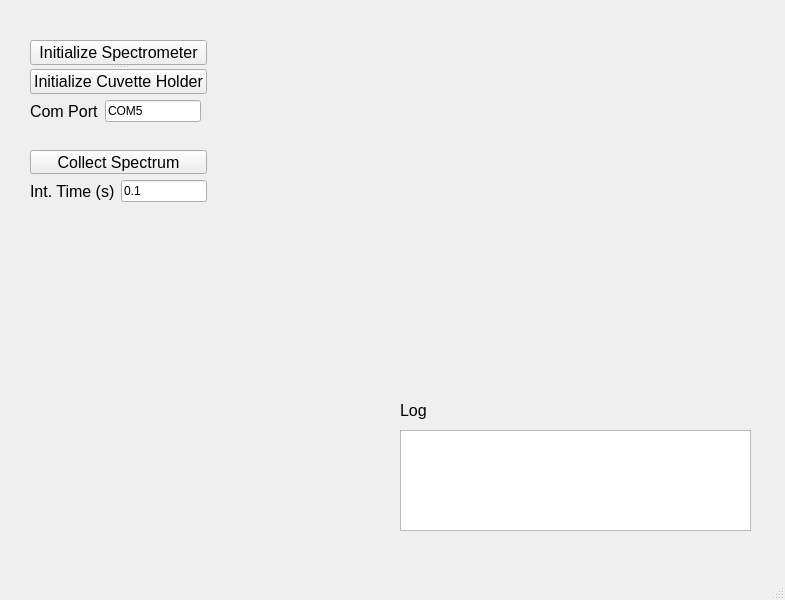
csiefe/CuvetteSpectra, file CuvetteSpectra_GUI.ui: the form before one commit.
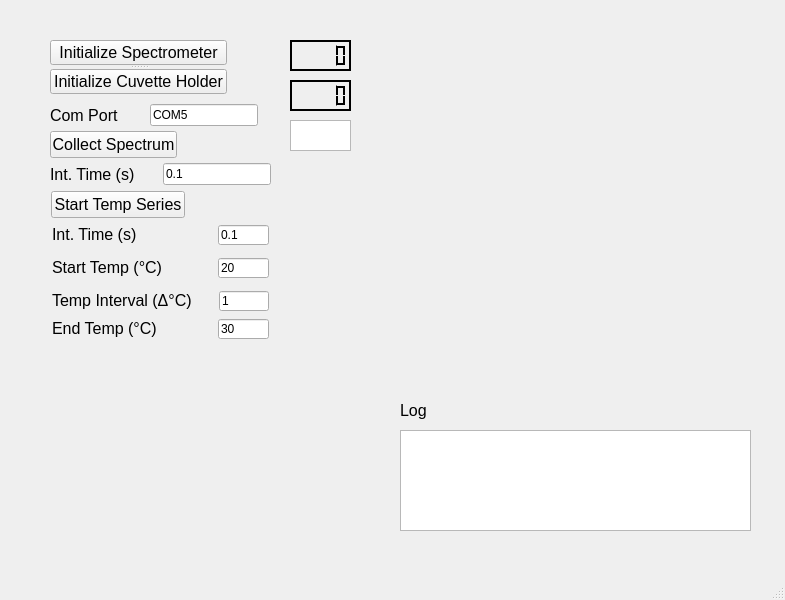
The form after the commit. Custom widgets are drawn as their Qt base class.

Commit message: Added gui relevant to python script

What changed in the file:
```diff
--- a/CuvetteSpectra_GUI.ui
+++ b/CuvetteSpectra_GUI.ui
@@ -60,7 +60,7 @@
    <widget class="QSplitter" name="splitter">
     <property name="geometry">
      <rect>
-      <x>30</x>
+      <x>50</x>
       <y>40</y>
       <width>177</width>
       <height>54</height>
@@ -93,10 +93,10 @@
    <widget class="QPushButton" name="collect_spectrum_button">
     <property name="geometry">
      <rect>
-      <x>30</x>
-      <y>150</y>
-      <width>177</width>
-      <height>24</height>
+      <x>50</x>
+      <y>131</y>
+      <width>127</width>
+      <height>27</height>
      </rect>
     </property>
     <property name="font">
@@ -111,9 +111,9 @@
    <widget class="QWidget" name="layoutWidget">
     <property name="geometry">
      <rect>
-      <x>30</x>
-      <y>180</y>
-      <width>177</width>
+      <x>50</x>
+      <y>163</y>
+      <width>221</width>
       <height>22</height>
      </rect>
     </property>
@@ -154,9 +154,9 @@
    <widget class="QWidget" name="layoutWidget">
     <property name="geometry">
      <rect>
-      <x>30</x>
-      <y>100</y>
-      <width>171</width>
+      <x>50</x>
+      <y>104</y>
+      <width>208</width>
       <height>22</height>
      </rect>
     </property>
@@ -194,13 +194,1087 @@
    <widget class="MplWidget" name="MplWidget" native="true">
     <property name="geometry">
      <rect>
-      <x>400</x>
+      <x>360</x>
       <y>30</y>
-      <width>311</width>
-      <height>211</height>
+      <width>371</width>
+      <height>261</height>
      </rect>
     </property>
    </widget>
+   <widget class="QLCDNumber" name="displayCurrentTemp">
+    <property name="geometry">
+     <rect>
+      <x>290</x>
+      <y>40</y>
+      <width>61</width>
+      <height>31</height>
+     </rect>
+    </property>
+    <property name="palette">
+     <palette>
+      <active>
+       <colorrole role="WindowText">
+        <brush brushstyle="SolidPattern">
+         <color alpha="255">
+          <red>255</red>
+          <green>255</green>
+          <blue>255</blue>
+         </color>
+        </brush>
+       </colorrole>
+       <colorrole role="Button">
+        <brush brushstyle="SolidPattern">
+         <color alpha="255">
+          <red>0</red>
+          <green>0</green>
+          <blue>0</blue>
+         </color>
+        </brush>
+       </colorrole>
+       <colorrole role="Light">
+        <brush brushstyle="SolidPattern">
+         <color alpha="255">
+          <red>0</red>
+          <green>0</green>
+          <blue>0</blue>
+         </color>
+        </brush>
+       </colorrole>
+       <colorrole role="Midlight">
+        <brush brushstyle="SolidPattern">
+         <color alpha="255">
+          <red>0</red>
+          <green>0</green>
+          <blue>0</blue>
+         </color>
+        </brush>
+       </colorrole>
+       <colorrole role="Dark">
+        <brush brushstyle="SolidPattern">
+         <color alpha="255">
+          <red>0</red>
+          <green>0</green>
+          <blue>0</blue>
+         </color>
+        </brush>
+       </colorrole>
+       <colorrole role="Mid">
+        <brush brushstyle="SolidPattern">
+         <color alpha="255">
+          <red>0</red>
+          <green>0</green>
+          <blue>0</blue>
+         </color>
+        </brush>
+       </colorrole>
+       <colorrole role="Text">
+        <brush brushstyle="SolidPattern">
+         <color alpha="255">
+          <red>255</red>
+          <green>255</green>
+          <blue>255</blue>
+         </color>
+        </brush>
+       </colorrole>
+       <colorrole role="BrightText">
+        <brush brushstyle="SolidPattern">
+         <color alpha="255">
+          <red>255</red>
+          <green>255</green>
+          <blue>255</blue>
+         </color>
+        </brush>
+       </colorrole>
+       <colorrole role="ButtonText">
+        <brush brushstyle="SolidPattern">
+         <color alpha="255">
+          <red>255</red>
+          <green>255</green>
+          <blue>255</blue>
+         </color>
+        </brush>
+       </colorrole>
+       <colorrole role="Base">
+        <brush brushstyle="SolidPattern">
+         <color alpha="255">
+          <red>0</red>
+          <green>0</green>
+          <blue>0</blue>
+         </color>
+        </brush>
+       </colorrole>
+       <colorrole role="Window">
+        <brush brushstyle="SolidPattern">
+         <color alpha="255">
+          <red>0</red>
+          <green>0</green>
+          <blue>0</blue>
+         </color>
+        </brush>
+       </colorrole>
+       <colorrole role="Shadow">
+        <brush brushstyle="SolidPattern">
+         <color alpha="255">
+          <red>0</red>
+          <green>0</green>
+          <blue>0</blue>
+         </color>
+        </brush>
+       </colorrole>
+       <colorrole role="AlternateBase">
+        <brush brushstyle="SolidPattern">
+         <color alpha="255">
+          <red>0</red>
+          <green>0</green>
+          <blue>0</blue>
+         </color>
+        </brush>
+       </colorrole>
+       <colorrole role="ToolTipBase">
+        <brush brushstyle="SolidPattern">
+         <color alpha="255">
+          <red>255</red>
+          <green>255</green>
+          <blue>220</blue>
+         </color>
+        </brush>
+       </colorrole>
+       <colorrole role="ToolTipText">
+        <brush brushstyle="SolidPattern">
+         <color alpha="255">
+          <red>0</red>
+          <green>0</green>
+          <blue>0</blue>
+         </color>
+        </brush>
+       </colorrole>
+      </active>
+      <inactive>
+       <colorrole role="WindowText">
+        <brush brushstyle="SolidPattern">
+         <color alpha="255">
+          <red>255</red>
+          <green>255</green>
+          <blue>255</blue>
+         </color>
+        </brush>
+       </colorrole>
+       <colorrole role="Button">
+        <brush brushstyle="SolidPattern">
+         <color alpha="255">
+          <red>0</red>
+          <green>0</green>
+          <blue>0</blue>
+         </color>
+        </brush>
+       </colorrole>
+       <colorrole role="Light">
+        <brush brushstyle="SolidPattern">
+         <color alpha="255">
+          <red>0</red>
+          <green>0</green>
+          <blue>0</blue>
+         </color>
+        </brush>
+       </colorrole>
+       <colorrole role="Midlight">
+        <brush brushstyle="SolidPattern">
+         <color alpha="255">
+          <red>0</red>
+          <green>0</green>
+          <blue>0</blue>
+         </color>
+        </brush>
+       </colorrole>
+       <colorrole role="Dark">
+        <brush brushstyle="SolidPattern">
+         <color alpha="255">
+          <red>0</red>
+          <green>0</green>
+          <blue>0</blue>
+         </color>
+        </brush>
+       </colorrole>
+       <colorrole role="Mid">
+        <brush brushstyle="SolidPattern">
+         <color alpha="255">
+          <red>0</red>
+          <green>0</green>
+          <blue>0</blue>
+         </color>
+        </brush>
+       </colorrole>
+       <colorrole role="Text">
+        <brush brushstyle="SolidPattern">
+         <color alpha="255">
+          <red>255</red>
+          <green>255</green>
+          <blue>255</blue>
+         </color>
+        </brush>
+       </colorrole>
+       <colorrole role="BrightText">
+        <brush brushstyle="SolidPattern">
+         <color alpha="255">
+          <red>255</red>
+          <green>255</green>
+          <blue>255</blue>
+         </color>
+        </brush>
+       </colorrole>
+       <colorrole role="ButtonText">
+        <brush brushstyle="SolidPattern">
+         <color alpha="255">
+          <red>255</red>
+          <green>255</green>
+          <blue>255</blue>
+         </color>
+        </brush>
+       </colorrole>
+       <colorrole role="Base">
+        <brush brushstyle="SolidPattern">
+         <color alpha="255">
+          <red>0</red>
+          <green>0</green>
+          <blue>0</blue>
+         </color>
+        </brush>
+       </colorrole>
+       <colorrole role="Window">
+        <brush brushstyle="SolidPattern">
+         <color alpha="255">
+          <red>0</red>
+          <green>0</green>
+          <blue>0</blue>
+         </color>
+        </brush>
+       </colorrole>
+       <colorrole role="Shadow">
+        <brush brushstyle="SolidPattern">
+         <color alpha="255">
+          <red>0</red>
+          <green>0</green>
+          <blue>0</blue>
+         </color>
+        </brush>
+       </colorrole>
+       <colorrole role="AlternateBase">
+        <brush brushstyle="SolidPattern">
+         <color alpha="255">
+          <red>0</red>
+          <green>0</green>
+          <blue>0</blue>
+         </color>
+        </brush>
+       </colorrole>
+       <colorrole role="ToolTipBase">
+        <brush brushstyle="SolidPattern">
+         <color alpha="255">
+          <red>255</red>
+          <green>255</green>
+          <blue>220</blue>
+         </color>
+        </brush>
+       </colorrole>
+       <colorrole role="ToolTipText">
+        <brush brushstyle="SolidPattern">
+         <color alpha="255">
+          <red>0</red>
+          <green>0</green>
+          <blue>0</blue>
+         </color>
+        </brush>
+       </colorrole>
+      </inactive>
+      <disabled>
+       <colorrole role="WindowText">
+        <brush brushstyle="SolidPattern">
+         <color alpha="255">
+          <red>0</red>
+          <green>0</green>
+          <blue>0</blue>
+         </color>
+        </brush>
+       </colorrole>
+       <colorrole role="Button">
+        <brush brushstyle="SolidPattern">
+         <color alpha="255">
+          <red>0</red>
+          <green>0</green>
+          <blue>0</blue>
+         </color>
+        </brush>
+       </colorrole>
+       <colorrole role="Light">
+        <brush brushstyle="SolidPattern">
+         <color alpha="255">
+          <red>0</red>
+          <green>0</green>
+          <blue>0</blue>
+         </color>
+        </brush>
+       </colorrole>
+       <colorrole role="Midlight">
+        <brush brushstyle="SolidPattern">
+         <color alpha="255">
+          <red>0</red>
+          <green>0</green>
+          <blue>0</blue>
+         </color>
+        </brush>
+       </colorrole>
+       <colorrole role="Dark">
+        <brush brushstyle="SolidPattern">
+         <color alpha="255">
+          <red>0</red>
+          <green>0</green>
+          <blue>0</blue>
+         </color>
+        </brush>
+       </colorrole>
+       <colorrole role="Mid">
+        <brush brushstyle="SolidPattern">
+         <color alpha="255">
+          <red>0</red>
+          <green>0</green>
+          <blue>0</blue>
+         </color>
+        </brush>
+       </colorrole>
+       <colorrole role="Text">
+        <brush brushstyle="SolidPattern">
+         <color alpha="255">
+          <red>0</red>
+          <green>0</green>
+          <blue>0</blue>
+         </color>
+        </brush>
+       </colorrole>
+       <colorrole role="BrightText">
+        <brush brushstyle="SolidPattern">
+         <color alpha="255">
+          <red>255</red>
+          <green>255</green>
+          <blue>255</blue>
+         </color>
+        </brush>
+       </colorrole>
+       <colorrole role="ButtonText">
+        <brush brushstyle="SolidPattern">
+         <color alpha="255">
+          <red>0</red>
+          <green>0</green>
+          <blue>0</blue>
+         </color>
+        </brush>
+       </colorrole>
+       <colorrole role="Base">
+        <brush brushstyle="SolidPattern">
+         <color alpha="255">
+          <red>0</red>
+          <green>0</green>
+          <blue>0</blue>
+         </color>
+        </brush>
+       </colorrole>
+       <colorrole role="Window">
+        <brush brushstyle="SolidPattern">
+         <color alpha="255">
+          <red>0</red>
+          <green>0</green>
+          <blue>0</blue>
+         </color>
+        </brush>
+       </colorrole>
+       <colorrole role="Shadow">
+        <brush brushstyle="SolidPattern">
+         <color alpha="255">
+          <red>0</red>
+          <green>0</green>
+          <blue>0</blue>
+         </color>
+        </brush>
+       </colorrole>
+       <colorrole role="AlternateBase">
+        <brush brushstyle="SolidPattern">
+         <color alpha="255">
+          <red>0</red>
+          <green>0</green>
+          <blue>0</blue>
+         </color>
+        </brush>
+       </colorrole>
+       <colorrole role="ToolTipBase">
+        <brush brushstyle="SolidPattern">
+         <color alpha="255">
+          <red>255</red>
+          <green>255</green>
+          <blue>220</blue>
+         </color>
+        </brush>
+       </colorrole>
+       <colorrole role="ToolTipText">
+        <brush brushstyle="SolidPattern">
+         <color alpha="255">
+          <red>0</red>
+          <green>0</green>
+          <blue>0</blue>
+         </color>
+        </brush>
+       </colorrole>
+      </disabled>
+     </palette>
+    </property>
+    <property name="lineWidth">
+     <number>1</number>
+    </property>
+   </widget>
+   <widget class="QPushButton" name="start_temp_series_button">
+    <property name="geometry">
+     <rect>
+      <x>51</x>
+      <y>191</y>
+      <width>134</width>
+      <height>27</height>
+     </rect>
+    </property>
+    <property name="font">
+     <font>
+      <pointsize>12</pointsize>
+     </font>
+    </property>
+    <property name="text">
+     <string>Start Temp Series</string>
+    </property>
+   </widget>
+   <widget class="QLCDNumber" name="displaySetTemp">
+    <property name="geometry">
+     <rect>
+      <x>290</x>
+      <y>80</y>
+      <width>61</width>
+      <height>31</height>
+     </rect>
+    </property>
+    <property name="palette">
+     <palette>
+      <active>
+       <colorrole role="WindowText">
+        <brush brushstyle="SolidPattern">
+         <color alpha="255">
+          <red>255</red>
+          <green>255</green>
+          <blue>255</blue>
+         </color>
+        </brush>
+       </colorrole>
+       <colorrole role="Button">
+        <brush brushstyle="SolidPattern">
+         <color alpha="255">
+          <red>0</red>
+          <green>0</green>
+          <blue>0</blue>
+         </color>
+        </brush>
+       </colorrole>
+       <colorrole role="Light">
+        <brush brushstyle="SolidPattern">
+         <color alpha="255">
+          <red>0</red>
+          <green>0</green>
+          <blue>0</blue>
+         </color>
+        </brush>
+       </colorrole>
+       <colorrole role="Midlight">
+        <brush brushstyle="SolidPattern">
+         <color alpha="255">
+          <red>0</red>
+          <green>0</green>
+          <blue>0</blue>
+         </color>
+        </brush>
+       </colorrole>
+       <colorrole role="Dark">
+        <brush brushstyle="SolidPattern">
+         <color alpha="255">
+          <red>0</red>
+          <green>0</green>
+          <blue>0</blue>
+         </color>
+        </brush>
+       </colorrole>
+       <colorrole role="Mid">
+        <brush brushstyle="SolidPattern">
+         <color alpha="255">
+          <red>0</red>
+          <green>0</green>
+          <blue>0</blue>
+         </color>
+        </brush>
+       </colorrole>
+       <colorrole role="Text">
+        <brush brushstyle="SolidPattern">
+         <color alpha="255">
+          <red>255</red>
+          <green>255</green>
+          <blue>255</blue>
+         </color>
+        </brush>
+       </colorrole>
+       <colorrole role="BrightText">
+        <brush brushstyle="SolidPattern">
+         <color alpha="255">
+          <red>255</red>
+          <green>255</green>
+          <blue>255</blue>
+         </color>
+        </brush>
+       </colorrole>
+       <colorrole role="ButtonText">
+        <brush brushstyle="SolidPattern">
+         <color alpha="255">
+          <red>255</red>
+          <green>255</green>
+          <blue>255</blue>
+         </color>
+        </brush>
+       </colorrole>
+       <colorrole role="Base">
+        <brush brushstyle="SolidPattern">
+         <color alpha="255">
+          <red>0</red>
+          <green>0</green>
+          <blue>0</blue>
+         </color>
+        </brush>
+       </colorrole>
+       <colorrole role="Window">
+        <brush brushstyle="SolidPattern">
+         <color alpha="255">
+          <red>0</red>
+          <green>0</green>
+          <blue>0</blue>
+         </color>
+        </brush>
+       </colorrole>
+       <colorrole role="Shadow">
+        <brush brushstyle="SolidPattern">
+         <color alpha="255">
+          <red>0</red>
+          <green>0</green>
+          <blue>0</blue>
+         </color>
+        </brush>
+       </colorrole>
+       <colorrole role="AlternateBase">
+        <brush brushstyle="SolidPattern">
+         <color alpha="255">
+          <red>0</red>
+          <green>0</green>
+          <blue>0</blue>
+         </color>
+        </brush>
+       </colorrole>
+       <colorrole role="ToolTipBase">
+        <brush brushstyle="SolidPattern">
+         <color alpha="255">
+          <red>255</red>
+          <green>255</green>
+          <blue>220</blue>
+         </color>
+        </brush>
+       </colorrole>
+       <colorrole role="ToolTipText">
+        <brush brushstyle="SolidPattern">
+         <color alpha="255">
+          <red>0</red>
+          <green>0</green>
+          <blue>0</blue>
+         </color>
+        </brush>
+       </colorrole>
+      </active>
+      <inactive>
+       <colorrole role="WindowText">
+        <brush brushstyle="SolidPattern">
+         <color alpha="255">
+          <red>255</red>
+          <green>255</green>
+          <blue>255</blue>
+         </color>
+        </brush>
+       </colorrole>
+       <colorrole role="Button">
+        <brush brushstyle="SolidPattern">
+         <color alpha="255">
+          <red>0</red>
+          <green>0</green>
+          <blue>0</blue>
+         </color>
+        </brush>
+       </colorrole>
+       <colorrole role="Light">
+        <brush brushstyle="SolidPattern">
+         <color alpha="255">
+          <red>0</red>
+          <green>0</green>
+          <blue>0</blue>
+         </color>
+        </brush>
+       </colorrole>
+       <colorrole role="Midlight">
+        <brush brushstyle="SolidPattern">
+         <color alpha="255">
+          <red>0</red>
+          <green>0</green>
+          <blue>0</blue>
+         </color>
+        </brush>
+       </colorrole>
+       <colorrole role="Dark">
+        <brush brushstyle="SolidPattern">
+         <color alpha="255">
+          <red>0</red>
+          <green>0</green>
+          <blue>0</blue>
+         </color>
+        </brush>
+       </colorrole>
+       <colorrole role="Mid">
+        <brush brushstyle="SolidPattern">
+         <color alpha="255">
+          <red>0</red>
+          <green>0</green>
+          <blue>0</blue>
+         </color>
+        </brush>
+       </colorrole>
+       <colorrole role="Text">
+        <brush brushstyle="SolidPattern">
+         <color alpha="255">
+          <red>255</red>
+          <green>255</green>
+          <blue>255</blue>
+         </color>
+        </brush>
+       </colorrole>
+       <colorrole role="BrightText">
+        <brush brushstyle="SolidPattern">
+         <color alpha="255">
+          <red>255</red>
+          <green>255</green>
+          <blue>255</blue>
+         </color>
+        </brush>
+       </colorrole>
+       <colorrole role="ButtonText">
+        <brush brushstyle="SolidPattern">
+         <color alpha="255">
+          <red>255</red>
+          <green>255</green>
+          <blue>255</blue>
+         </color>
+        </brush>
+       </colorrole>
+       <colorrole role="Base">
+        <brush brushstyle="SolidPattern">
+         <color alpha="255">
+          <red>0</red>
+          <green>0</green>
+          <blue>0</blue>
+         </color>
+        </brush>
+       </colorrole>
+       <colorrole role="Window">
+        <brush brushstyle="SolidPattern">
+         <color alpha="255">
+          <red>0</red>
+          <green>0</green>
+          <blue>0</blue>
+         </color>
+        </brush>
+       </colorrole>
+       <colorrole role="Shadow">
+        <brush brushstyle="SolidPattern">
+         <color alpha="255">
+          <red>0</red>
+          <green>0</green>
+          <blue>0</blue>
+         </color>
+        </brush>
+       </colorrole>
+       <colorrole role="AlternateBase">
+        <brush brushstyle="SolidPattern">
+         <color alpha="255">
+          <red>0</red>
+          <green>0</green>
+          <blue>0</blue>
+         </color>
+        </brush>
+       </colorrole>
+       <colorrole role="ToolTipBase">
+        <brush brushstyle="SolidPattern">
+         <color alpha="255">
+          <red>255</red>
+          <green>255</green>
+          <blue>220</blue>
+         </color>
+        </brush>
+       </colorrole>
+       <colorrole role="ToolTipText">
+        <brush brushstyle="SolidPattern">
+         <color alpha="255">
+          <red>0</red>
+          <green>0</green>
+          <blue>0</blue>
+         </color>
+        </brush>
+       </colorrole>
+      </inactive>
+      <disabled>
+       <colorrole role="WindowText">
+        <brush brushstyle="SolidPattern">
+         <color alpha="255">
+          <red>0</red>
+          <green>0</green>
+          <blue>0</blue>
+         </color>
+        </brush>
+       </colorrole>
+       <colorrole role="Button">
+        <brush brushstyle="SolidPattern">
+         <color alpha="255">
+          <red>0</red>
+          <green>0</green>
+          <blue>0</blue>
+         </color>
+        </brush>
+       </colorrole>
+       <colorrole role="Light">
+        <brush brushstyle="SolidPattern">
+         <color alpha="255">
+          <red>0</red>
+          <green>0</green>
+          <blue>0</blue>
+         </color>
+        </brush>
+       </colorrole>
+       <colorrole role="Midlight">
+        <brush brushstyle="SolidPattern">
+         <color alpha="255">
+          <red>0</red>
+          <green>0</green>
+          <blue>0</blue>
+         </color>
+        </brush>
+       </colorrole>
+       <colorrole role="Dark">
+        <brush brushstyle="SolidPattern">
+         <color alpha="255">
+          <red>0</red>
+          <green>0</green>
+          <blue>0</blue>
+         </color>
+        </brush>
+       </colorrole>
+       <colorrole role="Mid">
+        <brush brushstyle="SolidPattern">
+         <color alpha="255">
+          <red>0</red>
+          <green>0</green>
+          <blue>0</blue>
+         </color>
+        </brush>
+       </colorrole>
+       <colorrole role="Text">
+        <brush brushstyle="SolidPattern">
+         <color alpha="255">
+          <red>0</red>
+          <green>0</green>
+          <blue>0</blue>
+         </color>
+        </brush>
+       </colorrole>
+       <colorrole role="BrightText">
+        <brush brushstyle="SolidPattern">
+         <color alpha="255">
+          <red>255</red>
+          <green>255</green>
+          <blue>255</blue>
+         </color>
+        </brush>
+       </colorrole>
+       <colorrole role="ButtonText">
+        <brush brushstyle="SolidPattern">
+         <color alpha="255">
+          <red>0</red>
+          <green>0</green>
+          <blue>0</blue>
+         </color>
+        </brush>
+       </colorrole>
+       <colorrole role="Base">
+        <brush brushstyle="SolidPattern">
+         <color alpha="255">
+          <red>0</red>
+          <green>0</green>
+          <blue>0</blue>
+         </color>
+        </brush>
+       </colorrole>
+       <colorrole role="Window">
+        <brush brushstyle="SolidPattern">
+         <color alpha="255">
+          <red>0</red>
+          <green>0</green>
+          <blue>0</blue>
+         </color>
+        </brush>
+       </colorrole>
+       <colorrole role="Shadow">
+        <brush brushstyle="SolidPattern">
+         <color alpha="255">
+          <red>0</red>
+          <green>0</green>
+          <blue>0</blue>
+         </color>
+        </brush>
+       </colorrole>
+       <colorrole role="AlternateBase">
+        <brush brushstyle="SolidPattern">
+         <color alpha="255">
+          <red>0</red>
+          <green>0</green>
+          <blue>0</blue>
+         </color>
+        </brush>
+       </colorrole>
+       <colorrole role="ToolTipBase">
+        <brush brushstyle="SolidPattern">
+         <color alpha="255">
+          <red>255</red>
+          <green>255</green>
+          <blue>220</blue>
+         </color>
+        </brush>
+       </colorrole>
+       <colorrole role="ToolTipText">
+        <brush brushstyle="SolidPattern">
+         <color alpha="255">
+          <red>0</red>
+          <green>0</green>
+          <blue>0</blue>
+         </color>
+        </brush>
+       </colorrole>
+      </disabled>
+     </palette>
+    </property>
+    <property name="lineWidth">
+     <number>1</number>
+    </property>
+   </widget>
+   <widget class="QTextEdit" name="stabilityDisplay">
+    <property name="geometry">
+     <rect>
+      <x>290</x>
+      <y>120</y>
+      <width>61</width>
+      <height>31</height>
+     </rect>
+    </property>
+    <property name="documentTitle">
+     <string/>
+    </property>
+    <property name="placeholderText">
+     <string/>
+    </property>
+   </widget>
+   <widget class="QLineEdit" name="int_time_temp_series">
+    <property name="enabled">
+     <bool>true</bool>
+    </property>
+    <property name="geometry">
+     <rect>
+      <x>218</x>
+      <y>225</y>
+      <width>51</width>
+      <height>20</height>
+     </rect>
+    </property>
+    <property name="sizePolicy">
+     <sizepolicy hsizetype="Preferred" vsizetype="Fixed">
+      <horstretch>0</horstretch>
+      <verstretch>0</verstretch>
+     </sizepolicy>
+    </property>
+    <property name="inputMask">
+     <string/>
+    </property>
+    <property name="text">
+     <string>0.1</string>
+    </property>
+   </widget>
+   <widget class="QLabel" name="int_time_label">
+    <property name="geometry">
+     <rect>
+      <x>52</x>
+      <y>225</y>
+      <width>90</width>
+      <height>19</height>
+     </rect>
+    </property>
+    <property name="font">
+     <font>
+      <pointsize>12</pointsize>
+     </font>
+    </property>
+    <property name="text">
+     <string>Int. Time (s)</string>
+    </property>
+   </widget>
+   <widget class="QLineEdit" name="end_temp_temp_series">
+    <property name="enabled">
+     <bool>true</bool>
+    </property>
+    <property name="geometry">
+     <rect>
+      <x>218</x>
+      <y>319</y>
+      <width>51</width>
+      <height>20</height>
+     </rect>
+    </property>
+    <property name="sizePolicy">
+     <sizepolicy hsizetype="Preferred" vsizetype="Fixed">
+      <horstretch>0</horstretch>
+      <verstretch>0</verstretch>
+     </sizepolicy>
+    </property>
+    <property name="inputMask">
+     <string/>
+    </property>
+    <property name="text">
+     <string>30</string>
+    </property>
+   </widget>
+   <widget class="QLabel" name="end_temp_label">
+    <property name="geometry">
+     <rect>
+      <x>52</x>
+      <y>319</y>
+      <width>141</width>
+      <height>19</height>
+     </rect>
+    </property>
+    <property name="font">
+     <font>
+      <pointsize>12</pointsize>
+     </font>
+    </property>
+    <property name="text">
+     <string>End Temp (&amp;deg;C)</string>
+    </property>
+    <property name="textFormat">
+     <enum>Qt::RichText</enum>
+    </property>
+   </widget>
+   <widget class="QLineEdit" name="temp_int_temp_series">
+    <property name="enabled">
+     <bool>true</bool>
+    </property>
+    <property name="geometry">
+     <rect>
+      <x>219</x>
+      <y>291</y>
+      <width>50</width>
+      <height>20</height>
+     </rect>
+    </property>
+    <property name="sizePolicy">
+     <sizepolicy hsizetype="Preferred" vsizetype="Fixed">
+      <horstretch>0</horstretch>
+      <verstretch>0</verstretch>
+     </sizepolicy>
+    </property>
+    <property name="inputMask">
+     <string/>
+    </property>
+    <property name="text">
+     <string>1</string>
+    </property>
+   </widget>
+   <widget class="QLabel" name="temp_interval_label">
+    <property name="geometry">
+     <rect>
+      <x>52</x>
+      <y>291</y>
+      <width>161</width>
+      <height>20</height>
+     </rect>
+    </property>
+    <property name="font">
+     <font>
+      <pointsize>12</pointsize>
+     </font>
+    </property>
+    <property name="text">
+     <string>Temp Interval (&amp;Delta;&amp;deg;C)</string>
+    </property>
+    <property name="textFormat">
+     <enum>Qt::RichText</enum>
+    </property>
+   </widget>
+   <widget class="QLabel" name="start_temp_label">
+    <property name="geometry">
+     <rect>
+      <x>52</x>
+      <y>253</y>
+      <width>151</width>
+      <height>30</height>
+     </rect>
+    </property>
+    <property name="sizePolicy">
+     <sizepolicy hsizetype="MinimumExpanding" vsizetype="Preferred">
+      <horstretch>0</horstretch>
+      <verstretch>0</verstretch>
+     </sizepolicy>
+    </property>
+    <property name="font">
+     <font>
+      <pointsize>12</pointsize>
+     </font>
+    </property>
+    <property name="text">
+     <string>&lt;html&gt;&lt;head/&gt;&lt;body&gt;Start Temp (°C)&lt;/body&gt;&lt;/html&gt;</string>
+    </property>
+   </widget>
+   <widget class="QLineEdit" name="start_temp_temp_series">
+    <property name="enabled">
+     <bool>true</bool>
+    </property>
+    <property name="geometry">
+     <rect>
+      <x>218</x>
+      <y>258</y>
+      <width>51</width>
+      <height>20</height>
+     </rect>
+    </property>
+    <property name="sizePolicy">
+     <sizepolicy hsizetype="Preferred" vsizetype="Fixed">
+      <horstretch>0</horstretch>
+      <verstretch>0</verstretch>
+     </sizepolicy>
+    </property>
+    <property name="inputMask">
+     <string/>
+    </property>
+    <property name="text">
+     <string>20</string>
+    </property>
+   </widget>
   </widget>
   <widget class="QMenuBar" name="menubar">
    <property name="geometry">
```
